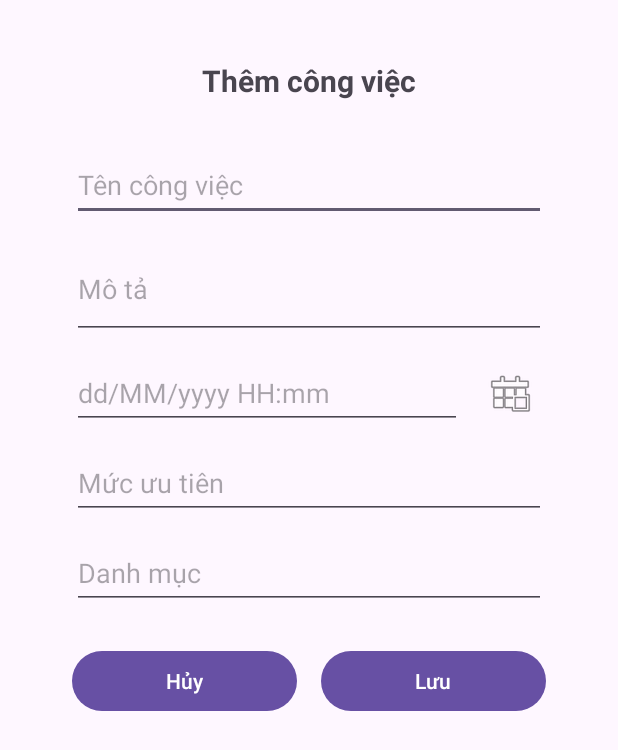
After one commit to duongthuylinhzzz/todoApp, an Android app: the activity_add_task screen opened directly, with no data from a screen before it, on a phone screen of 412 x 824 dp. The commit adds this screen. Shown: the top 750 px of the screen. Run offline under Robolectric (Android 15) with nearby library versions, the phone set to English and light mode, and no system bars.

Commit message:
Thêm task

```diff
--- a/app/src/main/AndroidManifest.xml
+++ b/app/src/main/AndroidManifest.xml
@@ -12,6 +12,9 @@
         android:supportsRtl="true"
         android:theme="@style/Theme.TodoApp">
         <activity
+            android:name=".activity_add_task"
+            android:exported="false" />
+        <activity
             android:name=".MainActivity"
             android:exported="true">
             <intent-filter>
--- a/app/src/main/java/com/example/todoapp/MainActivity.java
+++ b/app/src/main/java/com/example/todoapp/MainActivity.java
@@ -1,7 +1,9 @@
 package com.example.todoapp;
 
+import android.content.Intent;
 import android.os.Bundle;
 import android.util.Log;
+import android.view.View;
 
 import androidx.activity.EdgeToEdge;
 import androidx.appcompat.app.AppCompatActivity;
@@ -23,4 +25,8 @@ public class MainActivity extends AppCompatActivity {
         });
 
     }
+    public void moActivityThem(View view) {
+        Intent intent = new Intent(MainActivity.this, activity_add_task.class);
+        startActivity(intent);
+    }
 }
--- /dev/null
+++ b/app/src/main/java/com/example/todoapp/activity_add_task.java
@@ -0,0 +1,82 @@
+package com.example.todoapp;
+
+import android.app.DatePickerDialog;
+import android.app.TimePickerDialog;
+import android.os.Bundle;
+import android.widget.EditText;
+import android.widget.ImageButton;
+
+import androidx.activity.EdgeToEdge;
+import androidx.appcompat.app.AppCompatActivity;
+
+import java.text.SimpleDateFormat;
+import java.util.Calendar;
+import java.util.Locale;
+
+public class activity_add_task extends AppCompatActivity {
+
+    EditText edtNgayGio;
+    ImageButton btnChonNgay;
+    Calendar calendar;
+    SimpleDateFormat sdf = new SimpleDateFormat("dd/MM/yyyy HH:mm", Locale.getDefault());
+
+    @Override
+    protected void onCreate(Bundle savedInstanceState) {
+        super.onCreate(savedInstanceState);
+        EdgeToEdge.enable(this);
+        setContentView(R.layout.activity_add_task);
+
+        edtNgayGio = findViewById(R.id.edtNgayGio);
+        btnChonNgay = findViewById(R.id.btnChonNgay);
+
+        calendar = Calendar.getInstance();
+
+        btnChonNgay.setOnClickListener(v -> {
+            int year = calendar.get(Calendar.YEAR);
+            int month = calendar.get(Calendar.MONTH);
+            int day = calendar.get(Calendar.DAY_OF_MONTH);
+
+            // --- Chọn NGÀY ---
+            DatePickerDialog dateDialog = new DatePickerDialog(
+                    this,
+                    (view, y, m, d) -> {
+                        calendar.set(y, m, d);
+
+                        // --- Chọn GIỜ ---
+                        int hour = calendar.get(Calendar.HOUR_OF_DAY);
+                        int minute = calendar.get(Calendar.MINUTE);
+
+                        TimePickerDialog timeDialog = new TimePickerDialog(
+                                this,
+                                (timeView, h, min) -> {
+                                    calendar.set(Calendar.HOUR_OF_DAY, h);
+                                    calendar.set(Calendar.MINUTE, min);
+
+                                    // Hiển thị kết quả dd/MM/yyyy HH:mm
+                                    edtNgayGio.setText(sdf.format(calendar.getTime()));
+                                },
+                                hour, minute, true // true = định dạng 24h
+                        );
+
+                        timeDialog.show();
+                    },
+                    year, month, day
+            );
+
+            dateDialog.show();
+        });
+        edtNgayGio.setOnFocusChangeListener((v, hasFocus) -> {
+            if (!hasFocus) {
+                String input = edtNgayGio.getText().toString().trim();
+                SimpleDateFormat sdf = new SimpleDateFormat("dd/MM/yyyy HH:mm", Locale.getDefault());
+                sdf.setLenient(false);
+
+                try {
+                    sdf.parse(input);
+                } catch (Exception e) {
+                    edtNgayGio.setError("Sai định dạng! Ví dụ: 28/10/2025 14:30");
+                }
+            }
+        });
+    }
+}
--- /dev/null
+++ b/app/src/main/res/layout/activity_add_task.xml
@@ -0,0 +1,130 @@
+<?xml version="1.0" encoding="utf-8"?>
+<androidx.constraintlayout.widget.ConstraintLayout
+    xmlns:android="http://schemas.android.com/apk/res/android"
+    xmlns:app="http://schemas.android.com/apk/res-auto"
+    xmlns:tools="http://schemas.android.com/tools"
+    android:id="@+id/main"
+    android:layout_width="match_parent"
+    android:layout_height="match_parent"
+    android:padding="24dp"
+    android:layout_marginHorizontal="24dp"
+    tools:context=".activity_add_task">
+
+    <TextView
+        android:id="@+id/tvTitle"
+        android:text="Thêm công việc"
+        android:textSize="20sp"
+        android:textStyle="bold"
+        android:gravity="center"
+        android:layout_width="0dp"
+        android:layout_height="wrap_content"
+        app:layout_constraintTop_toTopOf="parent"
+        app:layout_constraintStart_toStartOf="parent"
+        app:layout_constraintEnd_toEndOf="parent"
+        android:layout_marginTop="16dp" />
+
+    <EditText
+        android:id="@+id/edtTenCongViec"
+        android:layout_width="0dp"
+        android:layout_height="wrap_content"
+        android:layout_marginTop="32dp"
+        android:hint="Tên công việc"
+        android:inputType="text"
+        android:minHeight="48dp"
+        app:layout_constraintTop_toBottomOf="@id/tvTitle"
+        app:layout_constraintStart_toStartOf="parent"
+        app:layout_constraintEnd_toEndOf="parent" />
+
+    <EditText
+        android:id="@+id/edtMoTa"
+        android:layout_width="0dp"
+        android:layout_height="wrap_content"
+        android:layout_marginTop="12dp"
+        android:hint="Mô tả"
+        android:inputType="textMultiLine"
+        android:minLines="2"
+        app:layout_constraintTop_toBottomOf="@id/edtTenCongViec"
+        app:layout_constraintStart_toStartOf="parent"
+        app:layout_constraintEnd_toEndOf="parent" />
+
+    <androidx.constraintlayout.widget.ConstraintLayout
+        android:id="@+id/layoutNgayGio"
+        android:layout_width="0dp"
+        android:layout_height="wrap_content"
+        android:layout_marginTop="12dp"
+        app:layout_constraintTop_toBottomOf="@id/edtMoTa"
+        app:layout_constraintStart_toStartOf="parent"
+        app:layout_constraintEnd_toEndOf="parent">
+
+        <EditText
+            android:id="@+id/edtNgayGio"
+            android:layout_width="0dp"
+            android:layout_height="wrap_content"
+            android:inputType="date"
+            android:hint="dd/MM/yyyy HH:mm"
+            android:minHeight="48dp"
+            app:layout_constraintStart_toStartOf="parent"
+            app:layout_constraintEnd_toStartOf="@id/btnChonNgay"
+            app:layout_constraintTop_toTopOf="parent"
+            app:layout_constraintBottom_toBottomOf="parent"
+            android:layout_marginEnd="8dp" />
+
+        <ImageButton
+            android:id="@+id/btnChonNgay"
+            android:layout_width="48dp"
+            android:layout_height="48dp"
+            android:background="?attr/selectableItemBackgroundBorderless"
+            android:contentDescription="Chọn ngày giờ"
+            android:src="@android:drawable/ic_menu_today"
+            app:layout_constraintEnd_toEndOf="parent"
+            app:layout_constraintTop_toTopOf="parent"
+            app:layout_constraintBottom_toBottomOf="parent" />
+    </androidx.constraintlayout.widget.ConstraintLayout>
+
+    <EditText
+        android:id="@+id/edtMucUuTien"
+        android:layout_width="0dp"
+        android:layout_height="wrap_content"
+        android:hint="Mức ưu tiên"
+        android:inputType="number"
+        android:minHeight="48dp"
+        android:layout_marginTop="12dp"
+        app:layout_constraintTop_toBottomOf="@id/layoutNgayGio"
+        app:layout_constraintStart_toStartOf="parent"
+        app:layout_constraintEnd_toEndOf="parent" />
+
+    <EditText
+        android:id="@+id/edtDanhMuc"
+        android:layout_width="0dp"
+        android:layout_height="wrap_content"
+        android:hint="Danh mục"
+        android:inputType="text"
+        android:minHeight="48dp"
+        android:layout_marginTop="12dp"
+        app:layout_constraintTop_toBottomOf="@id/edtMucUuTien"
+        app:layout_constraintStart_toStartOf="parent"
+        app:layout_constraintEnd_toEndOf="parent" />
+
+    <Button
+        android:id="@+id/btnHuy"
+        android:text="Hủy"
+        android:layout_width="0dp"
+        android:layout_height="wrap_content"
+        android:layout_marginTop="24dp"
+        android:layout_marginEnd="8dp"
+        app:layout_constraintTop_toBottomOf="@id/edtDanhMuc"
+        app:layout_constraintStart_toStartOf="parent"
+        app:layout_constraintEnd_toStartOf="@id/btnLuu"
+        app:layout_constraintHorizontal_chainStyle="spread" />
+
+    <Button
+        android:id="@+id/btnLuu"
+        android:text="Lưu"
+        android:layout_width="0dp"
+        android:layout_height="wrap_content"
+        android:layout_marginStart="8dp"
+        app:layout_constraintTop_toTopOf="@id/btnHuy"
+        app:layout_constraintStart_toEndOf="@id/btnHuy"
+        app:layout_constraintEnd_toEndOf="parent" />
+
+</androidx.constraintlayout.widget.ConstraintLayout>
--- a/app/src/main/res/layout/activity_main.xml
+++ b/app/src/main/res/layout/activity_main.xml
@@ -8,6 +8,7 @@
     tools:context=".MainActivity">
 
     <TextView
+        android:id="@+id/tvHello"
         android:layout_width="wrap_content"
         android:layout_height="wrap_content"
         android:text="Hello World!"
@@ -15,5 +16,15 @@
         app:layout_constraintEnd_toEndOf="parent"
         app:layout_constraintStart_toStartOf="parent"
         app:layout_constraintTop_toTopOf="parent" />
+    <Button
+        android:id="@+id/btnThem"
+        android:layout_width="wrap_content"
+        android:layout_height="wrap_content"
+        android:text="Thêm công việc"
+        app:layout_constraintTop_toBottomOf="@id/tvHello"
+        app:layout_constraintStart_toStartOf="parent"
+        app:layout_constraintEnd_toEndOf="parent"
+        android:layout_marginTop="24dp"
+        android:onClick="moActivityThem" />
 
 </androidx.constraintlayout.widget.ConstraintLayout>
```
